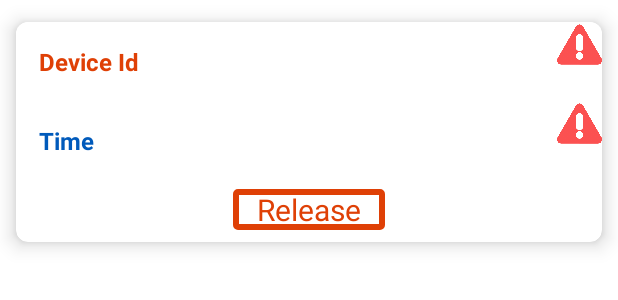
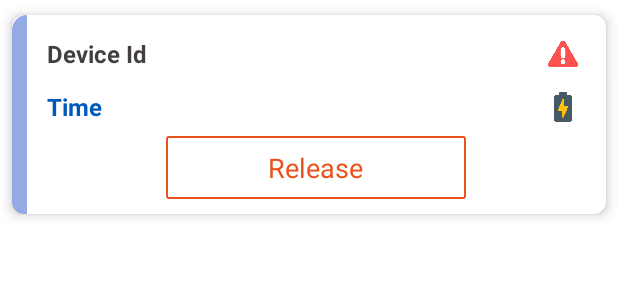
Before and after one commit to imAkhandSingh/ClimberApp, an Android app: the layout alarm_list.xml on its own in the app's theme, with its tools: preview values and no code run, on a phone screen of 412 x 824 dp. Shown: the top 300 px of the screen. Run offline under Robolectric (Android 15) with nearby library versions, the light colour scheme and no system bars.

Commit message:
alarmdesign

```diff
--- a/app/src/main/java/com/example/climberapp/ui/alarms/AlarmAdapter.kt
+++ b/app/src/main/java/com/example/climberapp/ui/alarms/AlarmAdapter.kt
@@ -15,7 +15,6 @@ import java.util.Locale
 
 
 class AlarmAdapter : RecyclerView.Adapter<AlarmAdapter.ViewHolder>() ,Filterable{
-
     private var data: User? = null
     private var dataFiltered: User? = null
 
--- a/app/src/main/res/drawable/custom_button_background.xml
+++ b/app/src/main/res/drawable/custom_button_background.xml
@@ -3,6 +3,6 @@
 <shape xmlns:android="http://schemas.android.com/apk/res/android"
     android:shape="rectangle">
 
-    <stroke android:color="@color/red" android:width="4dp"/>
+    <stroke android:color="@color/red" android:width="1dp"/>
     <corners android:radius="1sp"/>
 </shape>
--- /dev/null
+++ b/app/src/main/res/drawable/side_vertical_bar.xml
@@ -0,0 +1,18 @@
+<?xml version="1.0" encoding="utf-8"?>
+<layer-list xmlns:android="http://schemas.android.com/apk/res/android">
+    <item android:top="10dp" android:bottom="-10dp"
+        >
+
+        <shape android:shape="rectangle">
+            <solid android:color="@color/material_dynamic_primary70" />
+
+            <corners
+                android:topLeftRadius="10dp"
+                android:topRightRadius="0dp"
+                android:bottomLeftRadius="10dp"
+                android:bottomRightRadius="0dp"
+                />
+        </shape>
+
+    </item>
+</layer-list>
--- a/app/src/main/res/layout/activity_splash.xml
+++ b/app/src/main/res/layout/activity_splash.xml
@@ -3,7 +3,7 @@
     xmlns:android="http://schemas.android.com/apk/res/android"
     xmlns:app="http://schemas.android.com/apk/res-auto"
     xmlns:tools="http://schemas.android.com/tools"
-    android:background="#9FF8A3"
+    android:background="#FFFFFF"
     android:layout_width="match_parent"
     android:layout_height="match_parent"
     tools:context=".activity.SplashActivity">
--- a/app/src/main/res/layout/alarm_list.xml
+++ b/app/src/main/res/layout/alarm_list.xml
@@ -9,15 +9,29 @@
         android:layout_width="match_parent"
         android:layout_height="wrap_content"
         app:cardCornerRadius="8dp"
-        app:cardElevation="8dp"
+        app:cardElevation="5dp"
         app:cardUseCompatPadding="true">
+        <LinearLayout
+            android:orientation="horizontal"
+            android:layout_width="match_parent"
+            android:layout_height="wrap_content">
+            <LinearLayout
+                android:layout_marginTop="-10dp"
+                android:background="@drawable/side_vertical_bar"
+                android:layout_width="10dp"
+                android:layout_height="match_parent"/>
+
 
         <LinearLayout
             android:layout_width="match_parent"
             android:layout_height="wrap_content"
             android:orientation="vertical">
 
-            <LinearLayout
+
+            <RelativeLayout
+                android:layout_marginTop="10dp"
+                android:layout_marginLeft="3dp"
+                android:layout_marginRight="3dp"
                 android:layout_width="match_parent"
                 android:layout_height="wrap_content"
                 android:background="@color/white"
@@ -25,77 +39,79 @@
 
                 <TextView
                     android:id="@+id/column2TextView"
-                    android:layout_width="0dp"
+                    android:layout_width="wrap_content"
                     android:layout_height="wrap_content"
                     android:layout_weight="1"
                     android:layout_marginStart="10dp"
                     android:layout_marginTop="10dp"
-                    android:layout_marginEnd="200dp"
-                    android:padding="5dp"
+                    android:layout_centerVertical="true"
                     android:gravity="start"
                     android:text="@string/device_id"
-                    android:textColor="@color/red"
+                    android:textColor="@color/darkgrey"
                     android:textSize="16sp"
                     android:textStyle="bold" />
 
                 <ImageView
-                    android:layout_width="30dp"
-                    android:layout_height="30dp"
-                    android:layout_gravity="end"
+                    android:layout_alignParentEnd="true"
+                    android:layout_centerVertical="true"
+                    android:layout_width="20dp"
+                    android:layout_height="20dp"
+                    android:scaleType="fitXY"
+                    android:layout_marginRight="15dp"
                     android:contentDescription="@string/todo"
                     android:src="@drawable/critical" />
-            </LinearLayout>
+            </RelativeLayout>
 
-            <LinearLayout
+            <RelativeLayout
                 android:layout_width="match_parent"
                 android:layout_height="wrap_content"
-                android:layout_marginTop="10dp"
+                android:layout_margin="3dp"
                 android:background="@color/white"
                 android:orientation="horizontal">
 
                 <TextView
+                    android:layout_centerVertical="true"
                     android:id="@+id/column4TextView"
-                    android:layout_width="0dp"
+                    android:layout_width="wrap_content"
                     android:layout_height="wrap_content"
                     android:layout_weight="1"
                     android:layout_marginStart="10dp"
                     android:layout_marginTop="10dp"
-                    android:layout_marginEnd="110dp"
-                    android:padding="5dp"
-                    android:gravity="start"
                     android:text="@string/time"
                     android:textColor="@color/blue"
                     android:textSize="16sp"
                     android:textStyle="bold" />
 
                 <ImageView
-                    android:layout_width="30dp"
-                    android:layout_height="30dp"
+                    android:layout_marginRight="15dp"
+                    android:layout_centerVertical="true"
+                    android:layout_alignParentEnd="true"
+                    android:layout_width="20dp"
+                    android:layout_height="20dp"
                     android:layout_gravity="end"
                     android:contentDescription="@string/todo"
-                    android:src="@drawable/critical" />
-            </LinearLayout>
+                    android:src="@drawable/battery" />
+            </RelativeLayout>
 
-            <LinearLayout
-                android:layout_width="wrap_content"
-                android:layout_height="wrap_content"
+            <RelativeLayout
+                android:layout_marginBottom="10dp"
+                android:background="@drawable/custom_button_background"
+                android:layout_width="200dp"
+                android:layout_height="42dp"
                 android:layout_gravity="center">
 
                 <TextView
+                    android:layout_centerInParent="true"
                     android:id="@+id/myButton"
+                    android:padding="5dp"
+                    android:layout_gravity="center"
                     android:layout_width="wrap_content"
                     android:layout_height="wrap_content"
-                    android:layout_marginStart="8dp"
-                    android:layout_marginTop="16dp"
-                    android:layout_marginEnd="8dp"
-                    android:layout_marginBottom="8dp"
-                    android:background="@drawable/custom_button_background"
-                    android:paddingStart="16dp"
-                    android:paddingEnd="16dp"
                     android:text="@string/release"
                     android:textColor="@color/red"
-                    android:textSize="20sp" />
-            </LinearLayout>
+                    android:textSize="18sp" />
+            </RelativeLayout>
+        </LinearLayout>
         </LinearLayout>
 
     </androidx.cardview.widget.CardView>
--- a/app/src/main/res/values/colors.xml
+++ b/app/src/main/res/values/colors.xml
@@ -6,10 +6,11 @@
     <color name="teal_200">#FF03DAC5</color>
     <color name="teal_700">#FF018786</color>
     <color name="black">#FF000000</color>
+    <color name="darkgrey">#433F3F</color>
     <color name="grey">#E9E7E7</color>
     <color name="white">#FFFFFFFF</color>
     <color name="blue">#ff005abb</color>
-    <color name="red">#DF4006</color>
+    <color name="red">#EA521B</color>
     <color name="wing">#E9E6DB</color>
     <color name="CornflowerBlue">#6495ED</color>
     <color name="WindowsBlue">#357EC7</color>
```
